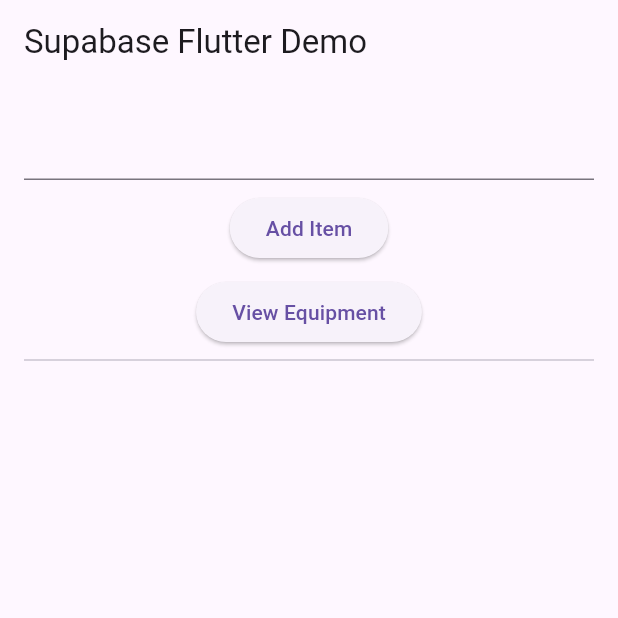
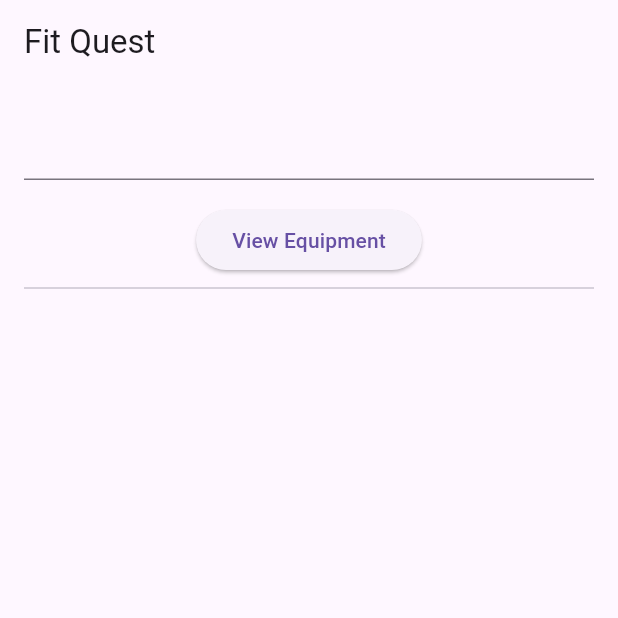
Before and after one commit to nobleideas/fitquest, a Flutter app: the screen it shows once a user with an empty profile is signed in, on a phone screen of 412 x 824 dp, the top half of it. Run offline on Flutter 3.47's test engine with Material 3 defaults, Android fonts, the phone set to English and light mode, and no system bars; our stand-ins replace sqflite, supabase_flutter; missing offline and left inert: mobile_scanner; accounts and stored records are empty; network calls fail.

Commit message:
great v1 in the works-saved-title

```diff
--- a/lib/home_page.dart
+++ b/lib/home_page.dart
@@ -35,14 +35,14 @@ class _HomePageState extends State<HomePage> {
   @override
   Widget build(BuildContext context) {
     return Scaffold(
-      appBar: AppBar(title: const Text('Supabase Flutter Demo')),
+      appBar: AppBar(title: const Text('Fit Quest')),
       body: Padding(
         padding: const EdgeInsets.all(16.0),
         child: Column(
           children: [
             TextField(controller: _controller),
             const SizedBox(height: 8),
-            ElevatedButton(onPressed: _insertItem, child: const Text('Add Item')),
+            //ElevatedButton(onPressed: _insertItem, child: const Text('Add Item')),
             const SizedBox(height: 8),
             ElevatedButton(onPressed: () {
               Navigator.push(context, MaterialPageRoute(builder: (_) => const EquipmentListPage()),
--- a/lib/main.dart
+++ b/lib/main.dart
@@ -22,7 +22,7 @@ class MyApp extends StatelessWidget {
   Widget build(BuildContext context) {
     return MaterialApp(
       debugShowCheckedModeBanner: false,
-      title: 'Supabase Auth Demo',
+      title: 'Fit Quest',
       theme: ThemeData(primarySwatch: Colors.deepPurple),
       home: const AuthGate(),
     );
```
